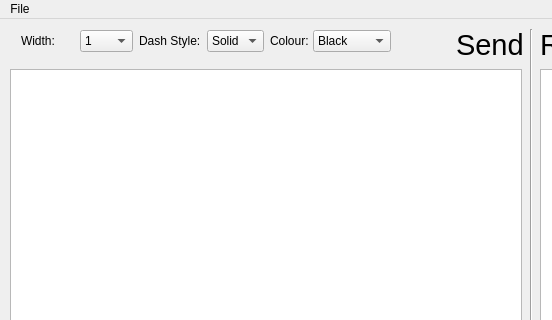
Above: window.ui from MattCrossley99/P20-Project before the change; both pictures show x 0 to 552 and y 0 to 320 of the 1060 by 580 pixel window. Below: the same form after it.
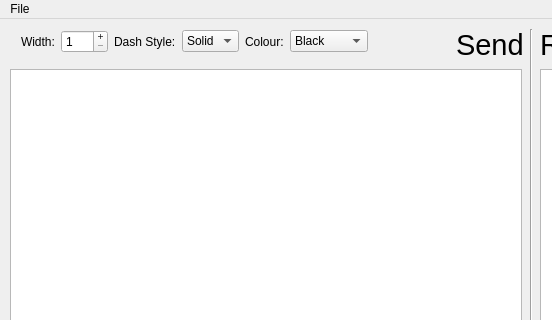
That is the form after the change.

Commit message: Added width selection

What changed in the file:
```diff
--- a/window.ui
+++ b/window.ui
@@ -49,11 +49,6 @@
       <enum>QLayout::SetMinimumSize</enum>
      </property>
      <item>
-      <layout class="QHBoxLayout" name="horizontalLayout_3">
-       <property name="sizeConstraint">
-        <enum>QLayout::SetMinimumSize</enum>
-       </property>
-       <item>
         <widget class="QLabel" name="label">
          <property name="text">
           <string>Width:</string>
@@ -64,41 +59,18 @@
         </widget>
        </item>
        <item>
-        <widget class="QComboBox" name="comboBox_3">
-         <item>
-          <property name="text">
-           <string>1</string>
-          </property>
-         </item>
-         <item>
-          <property name="text">
-           <string>2</string>
-          </property>
-         </item>
-         <item>
-          <property name="text">
-           <string>3</string>
-          </property>
-         </item>
-         <item>
-          <property name="text">
-           <string>4</string>
-          </property>
-         </item>
-         <item>
-          <property name="text">
-           <string>5</string>
-          </property>
-         </item>
-        </widget>
-       </item>
-      </layout>
-     </item>
-     <item>
-      <layout class="QHBoxLayout" name="horizontalLayout_4">
-       <property name="sizeConstraint">
-        <enum>QLayout::SetMinimumSize</enum>
-       </property>
+      <widget class="QSpinBox" name="spinBox">
+       <property name="buttonSymbols">
+        <enum>QAbstractSpinBox::PlusMinus</enum>
+       </property>
+       <property name="minimum">
+        <number>1</number>
+       </property>
+       <property name="maximum">
+        <number>100</number>
+       </property>
+      </widget>
+     </item>
        <item>
         <widget class="QLabel" name="label_3">
          <property name="text">
@@ -120,16 +92,6 @@
          </item>
         </widget>
        </item>
-      </layout>
-     </item>
-     <item>
-      <layout class="QHBoxLayout" name="horizontalLayout_2">
-       <property name="spacing">
-        <number>4</number>
-       </property>
-       <property name="sizeConstraint">
-        <enum>QLayout::SetFixedSize</enum>
-       </property>
        <item>
         <widget class="QLabel" name="label_2">
          <property name="text">
@@ -176,7 +138,18 @@
          </item>
         </widget>
        </item>
-      </layout>
+     <item>
+      <spacer name="horizontalSpacer">
+       <property name="orientation">
+        <enum>Qt::Horizontal</enum>
+       </property>
+       <property name="sizeHint" stdset="0">
+        <size>
+         <width>40</width>
+         <height>20</height>
+        </size>
+       </property>
+      </spacer>
      </item>
     </layout>
    </widget>
```
Lines whose indentation alone changed are shown as unchanged. The commit also changes 2 other files.
